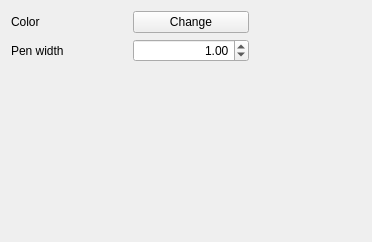
Qt form src/ui/symbollayer/widget_linedecoration.ui (qgis/QGIS) before a commit.
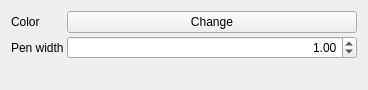
The same form after that commit. Custom widgets are drawn as their Qt base class.

Commit message: Set all symbol ui to use form layout rather then custom grid layout for each one.  More consistent ui.

The edit to the form file:
```diff
--- a/src/ui/symbollayer/widget_linedecoration.ui
+++ b/src/ui/symbollayer/widget_linedecoration.ui
@@ -6,16 +6,20 @@
    <rect>
     <x>0</x>
     <y>0</y>
-    <width>366</width>
-    <height>242</height>
+    <width>368</width>
+    <height>90</height>
    </rect>
   </property>
   <property name="windowTitle">
    <string>Form</string>
   </property>
-  <layout class="QVBoxLayout" name="verticalLayout">
-   <item>
-    <layout class="QGridLayout" name="gridLayout">
+  <layout class="QFormLayout" name="formLayout">
+   <property name="horizontalSpacing">
+    <number>3</number>
+   </property>
+   <property name="verticalSpacing">
+    <number>3</number>
+   </property>
      <item row="0" column="0">
       <widget class="QLabel" name="label">
        <property name="text">
@@ -36,22 +40,6 @@
        </property>
       </widget>
      </item>
-     <item row="0" column="2" rowspan="2">
-      <spacer>
-       <property name="orientation">
-        <enum>Qt::Horizontal</enum>
-       </property>
-       <property name="sizeType">
-        <enum>QSizePolicy::Preferred</enum>
-       </property>
-       <property name="sizeHint" stdset="0">
-        <size>
-         <width>112</width>
-         <height>48</height>
-        </size>
-       </property>
-      </spacer>
-     </item>
      <item row="1" column="0">
       <widget class="QLabel" name="label_2">
        <property name="text">
@@ -71,21 +59,6 @@
         <double>1.000000000000000</double>
        </property>
       </widget>
-     </item>
-    </layout>
-   </item>
-   <item>
-    <spacer>
-     <property name="orientation">
-      <enum>Qt::Vertical</enum>
-     </property>
-     <property name="sizeHint" stdset="0">
-      <size>
-       <width>350</width>
-       <height>81</height>
-      </size>
-     </property>
-    </spacer>
    </item>
   </layout>
  </widget>
```
Lines whose indentation alone changed are shown as unchanged. The commit also changes 11 other files.
